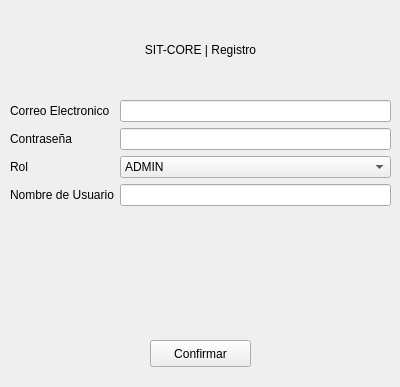
First picture: the form in src/view/signup.ui, repository R0otDrigo/SIT-Core, before the edit.
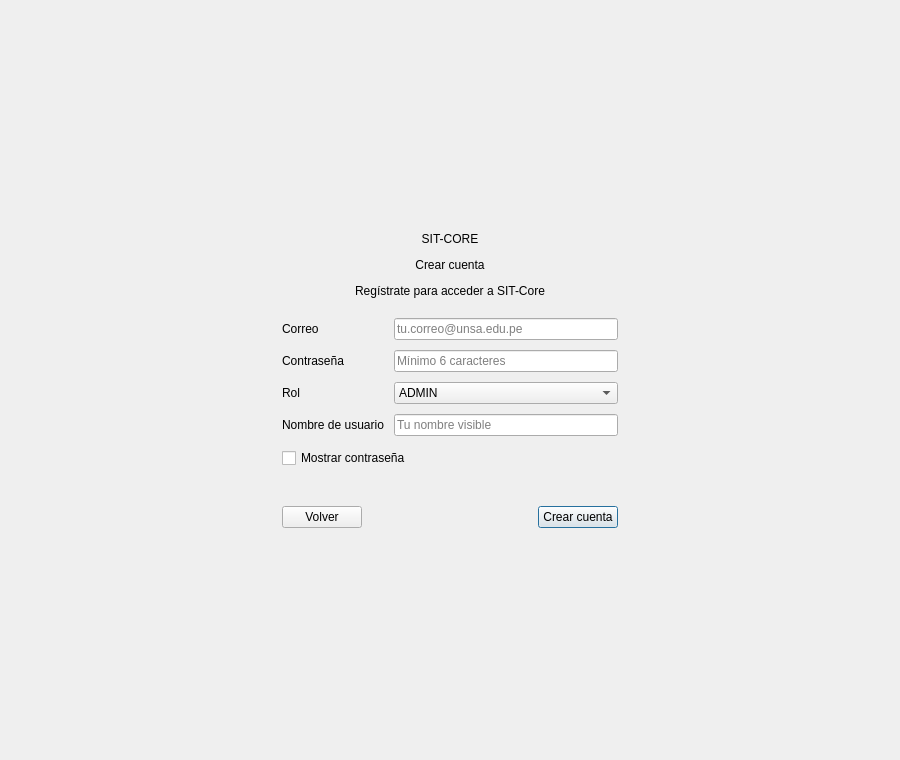
Second picture: the form after the edit.

Commit message:
feat(ui): rediseña login y registro
- Tarjeta centrada con sombra y jerarquia tipografica
- Campos con foco azul, placeholder y boton de mostrar contrasena
- Mensajes de error con estado visual y validaciones en espanol
- Selector de rol ADMIN/USER/GUESS conservado

Diff of the .ui file:
```diff
--- a/src/view/signup.ui
+++ b/src/view/signup.ui
@@ -6,45 +6,142 @@
    <rect>
     <x>0</x>
     <y>0</y>
-    <width>400</width>
-    <height>387</height>
+    <width>900</width>
+    <height>760</height>
    </rect>
   </property>
   <property name="windowTitle">
    <string>Form</string>
   </property>
-  <widget class="QPushButton" name="confirmButton">
-   <property name="geometry">
-    <rect>
-     <x>150</x>
-     <y>340</y>
-     <width>101</width>
-     <height>27</height>
-    </rect>
+  <layout class="QVBoxLayout" name="rootLayout">
+   <property name="spacing">
+    <number>0</number>
    </property>
+   <property name="leftMargin">
+    <number>24</number>
+   </property>
+   <property name="topMargin">
+    <number>24</number>
+   </property>
+   <property name="rightMargin">
+    <number>24</number>
+   </property>
+   <property name="bottomMargin">
+    <number>24</number>
+   </property>
+   <item>
+    <spacer name="topSpacer">
+     <property name="orientation">
+      <enum>Qt::Orientation::Vertical</enum>
+     </property>
+     <property name="sizeHint" stdset="0">
+      <size>
+       <width>20</width>
+       <height>40</height>
+      </size>
+     </property>
+    </spacer>
+   </item>
+   <item alignment="Qt::AlignmentFlag::AlignHCenter">
+    <widget class="QFrame" name="card">
+     <property name="minimumSize">
+      <size>
+       <width>400</width>
+       <height>0</height>
+      </size>
+     </property>
+     <property name="maximumSize">
+      <size>
+       <width>480</width>
+       <height>16777215</height>
+      </size>
+     </property>
+     <property name="frameShape">
+      <enum>QFrame::Shape::NoFrame</enum>
+     </property>
+     <layout class="QVBoxLayout" name="cardLayout">
+      <property name="spacing">
+       <number>12</number>
+      </property>
+      <property name="leftMargin">
+       <number>32</number>
+      </property>
+      <property name="topMargin">
+       <number>30</number>
+      </property>
+      <property name="rightMargin">
+       <number>32</number>
+      </property>
+      <property name="bottomMargin">
+       <number>30</number>
+      </property>
+      <item>
+       <widget class="QLabel" name="brandMark">
    <property name="text">
-    <string>Confirmar</string>
-   </property>
-  </widget>
-  <widget class="QWidget" name="formLayoutWidget">
-   <property name="geometry">
-    <rect>
-     <x>10</x>
-     <y>100</y>
-     <width>381</width>
-     <height>141</height>
-    </rect>
-   </property>
+         <string>SIT-CORE</string>
+        </property>
+        <property name="alignment">
+         <set>Qt::AlignmentFlag::AlignCenter</set>
+        </property>
+       </widget>
+      </item>
+      <item>
+       <widget class="QLabel" name="label">
+        <property name="text">
+         <string>Crear cuenta</string>
+        </property>
+        <property name="alignment">
+         <set>Qt::AlignmentFlag::AlignCenter</set>
+        </property>
+       </widget>
+      </item>
+      <item>
+       <widget class="QLabel" name="subtitleLabel">
+        <property name="text">
+         <string>Regístrate para acceder a SIT-Core</string>
+        </property>
+        <property name="alignment">
+         <set>Qt::AlignmentFlag::AlignCenter</set>
+        </property>
+        <property name="wordWrap">
+         <bool>true</bool>
+        </property>
+       </widget>
+      </item>
+      <item>
+       <spacer name="formSpacer">
+        <property name="orientation">
+         <enum>Qt::Orientation::Vertical</enum>
+        </property>
+        <property name="sizeHint" stdset="0">
+         <size>
+          <width>20</width>
+          <height>8</height>
+         </size>
+        </property>
+       </spacer>
+      </item>
+      <item>
    <layout class="QFormLayout" name="formLayout">
+        <property name="horizontalSpacing">
+         <number>10</number>
+        </property>
+        <property name="verticalSpacing">
+         <number>10</number>
+        </property>
     <item row="0" column="0">
      <widget class="QLabel" name="correoElectronicoLabel">
       <property name="text">
-       <string>Correo Electronico</string>
+           <string>Correo</string>
       </property>
      </widget>
     </item>
     <item row="0" column="1">
-     <widget class="QLineEdit" name="correoElectronicoLineEdit"/>
+         <widget class="QLineEdit" name="correoElectronicoLineEdit">
+          <property name="placeholderText">
+           <string>tu.correo@unsa.edu.pe</string>
+          </property>
+         </widget>
     </item>
     <item row="1" column="0">
      <widget class="QLabel" name="contraseALabel">
@@ -58,6 +155,9 @@
       <property name="echoMode">
        <enum>QLineEdit::EchoMode::Password</enum>
       </property>
+          <property name="placeholderText">
+           <string>Mínimo 6 caracteres</string>
+          </property>
      </widget>
     </item>
     <item row="2" column="0">
@@ -89,44 +189,93 @@
     <item row="3" column="0">
      <widget class="QLabel" name="nombreDeUsuarioLabel">
       <property name="text">
-       <string>Nombre de Usuario</string>
+           <string>Nombre de usuario</string>
       </property>
      </widget>
     </item>
     <item row="3" column="1">
-     <widget class="QLineEdit" name="nombreDeUsuarioLineEdit"/>
-    </item>
-   </layout>
-  </widget>
+         <widget class="QLineEdit" name="nombreDeUsuarioLineEdit">
+          <property name="placeholderText">
+           <string>Tu nombre visible</string>
+          </property>
+         </widget>
+        </item>
+       </layout>
+      </item>
+      <item>
+       <widget class="QCheckBox" name="showPasswordCheckBox">
+        <property name="text">
+         <string>Mostrar contraseña</string>
+        </property>
+       </widget>
+      </item>
+      <item>
   <widget class="QLabel" name="info">
-   <property name="geometry">
-    <rect>
-     <x>10</x>
-     <y>260</y>
-     <width>381</width>
-     <height>71</height>
-    </rect>
-   </property>
    <property name="text">
     <string/>
    </property>
-  </widget>
-  <widget class="QLabel" name="label">
-   <property name="geometry">
-    <rect>
-     <x>100</x>
-     <y>40</y>
-     <width>201</width>
-     <height>19</height>
-    </rect>
-   </property>
+        <property name="wordWrap">
+         <bool>true</bool>
+        </property>
+        <property name="state" stdset="0">
+         <string>idle</string>
+        </property>
+       </widget>
+      </item>
+      <item>
+       <layout class="QHBoxLayout" name="buttonsLayout">
+        <property name="spacing">
+         <number>8</number>
+        </property>
+        <item>
+         <widget class="QPushButton" name="backButton">
    <property name="text">
-    <string>SIT-CORE | Registro</string>
-   </property>
-   <property name="alignment">
-    <set>Qt::AlignmentFlag::AlignCenter</set>
-   </property>
-  </widget>
+           <string>Volver</string>
+          </property>
+         </widget>
+        </item>
+        <item>
+         <spacer name="buttonsSpacer">
+          <property name="orientation">
+           <enum>Qt::Orientation::Horizontal</enum>
+          </property>
+          <property name="sizeHint" stdset="0">
+           <size>
+            <width>40</width>
+            <height>20</height>
+           </size>
+          </property>
+         </spacer>
+        </item>
+        <item>
+         <widget class="QPushButton" name="confirmButton">
+          <property name="text">
+           <string>Crear cuenta</string>
+          </property>
+          <property name="default">
+           <bool>true</bool>
+          </property>
+         </widget>
+        </item>
+       </layout>
+      </item>
+     </layout>
+    </widget>
+   </item>
+   <item>
+    <spacer name="bottomSpacer">
+     <property name="orientation">
+      <enum>Qt::Orientation::Vertical</enum>
+     </property>
+     <property name="sizeHint" stdset="0">
+      <size>
+       <width>20</width>
+       <height>40</height>
+      </size>
+     </property>
+    </spacer>
+   </item>
+  </layout>
  </widget>
  <resources/>
  <connections/>
```
Left out of the diff: 2 changed lines with no effect on the pictures. Lines whose indentation alone changed are shown as unchanged. The commit also changes 5 other files.
